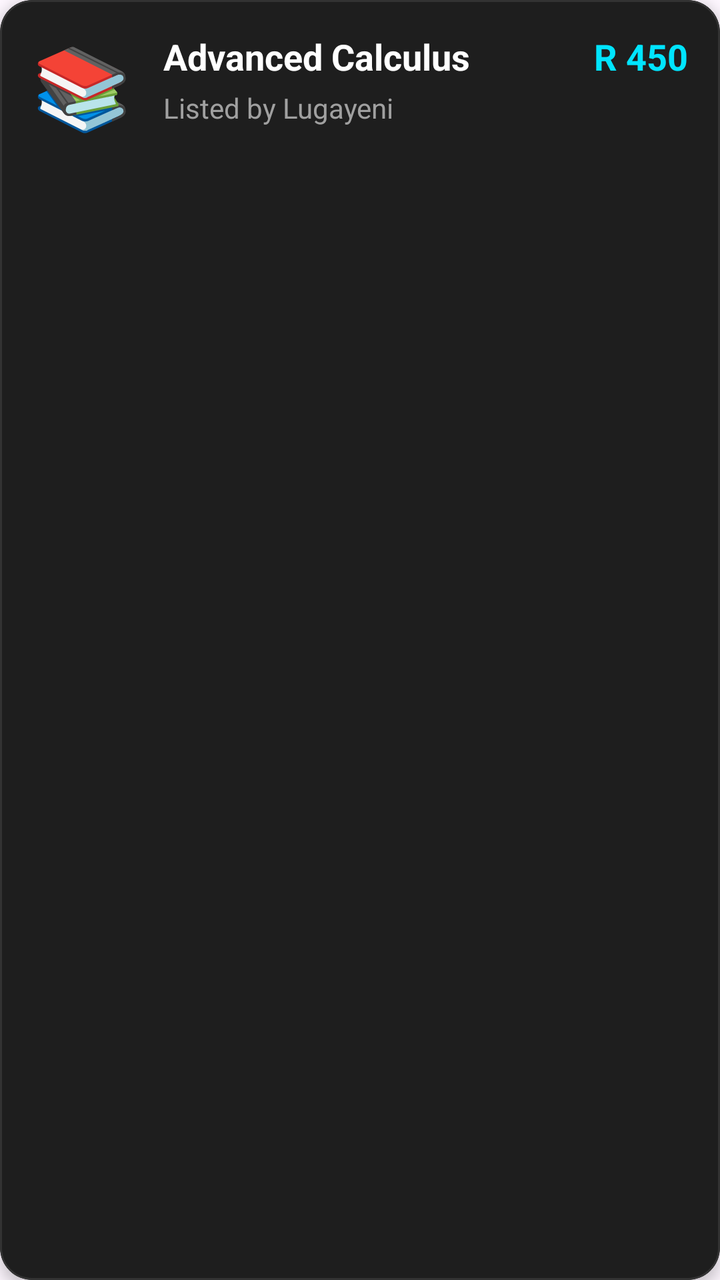
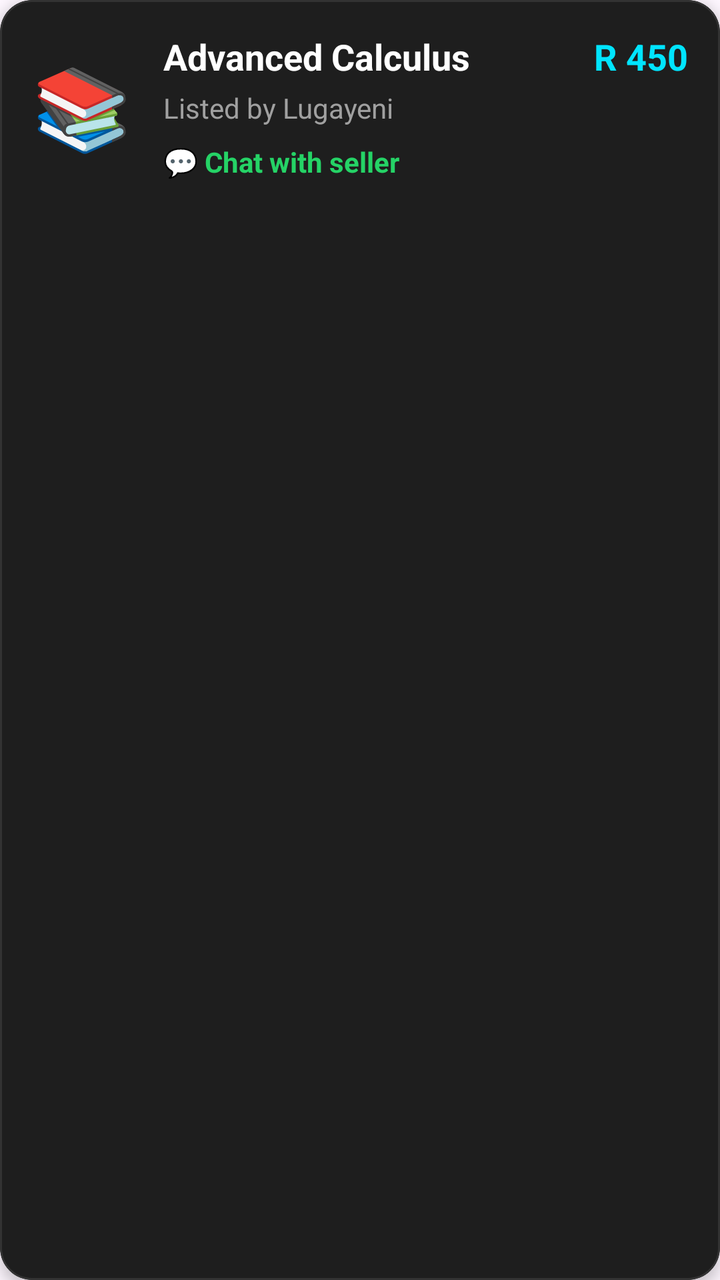

The first picture is an Android layout as it rendered before a commit; the second is the same layout after the commit. The layout source and the unified diff follow.
<!-- AndroidManifest.xml: application theme Theme.TextbookMarketplace -->
<!-- res/layout/item_textbook.xml -->
<?xml version="1.0" encoding="utf-8"?>
<com.google.android.material.card.MaterialCardView
    xmlns:android="http://schemas.android.com/apk/res/android"
    xmlns:app="http://schemas.android.com/apk/res-auto"
    android:layout_width="match_parent"
    android:layout_height="wrap_content"
    android:layout_marginHorizontal="8dp"
    android:layout_marginVertical="6dp"
    app:cardBackgroundColor="@color/surface_dark"
    app:cardCornerRadius="16dp"
    app:cardElevation="4dp"
    app:strokeColor="#333333"
    app:strokeWidth="1dp">

    <RelativeLayout
        android:layout_width="match_parent"
        android:layout_height="wrap_content"
        android:padding="16dp">

        <TextView
            android:id="@+id/tvIcon"
            android:layout_width="wrap_content"
            android:layout_height="wrap_content"
            android:layout_alignParentStart="true"
            android:layout_centerVertical="true"
            android:text="📚"
            android:textSize="40sp"
            android:layout_marginEnd="16dp" />

        <TextView
            android:id="@+id/tvTitle"
            android:layout_width="wrap_content"
            android:layout_height="wrap_content"
            android:layout_toEndOf="@id/tvIcon"
            android:layout_toStartOf="@id/tvPrice"
            android:text="Advanced Calculus"
            android:textColor="@color/text_primary"
            android:textSize="18sp"
            android:textStyle="bold"
            android:maxLines="1"
            android:ellipsize="end"/>

        <TextView
            android:id="@+id/tvSeller"
            android:layout_width="wrap_content"
            android:layout_height="wrap_content"
            android:layout_below="@id/tvTitle"
            android:layout_toEndOf="@id/tvIcon"
            android:text="Listed by Lugayeni"
            android:textColor="@color/text_secondary"
            android:textSize="14sp"
            android:layout_marginTop="4dp"/>

        <TextView
            android:id="@+id/tvPrice"
            android:layout_width="wrap_content"
            android:layout_height="wrap_content"
            android:layout_alignParentEnd="true"
            android:text="R 450"
            android:textColor="@color/accent_cyan"
            android:textSize="18sp"
            android:textStyle="bold" />

    </RelativeLayout>
</com.google.android.material.card.MaterialCardView>
<!-- resources referenced by this layout -->
<resources>
  <color name="accent_cyan">#00E5FF</color>
  <color name="surface_dark">#1E1E1E</color>
  <color name="text_primary">#FFFFFF</color>
  <color name="text_secondary">#A0A0A0</color>
  <style name="Theme.TextbookMarketplace" parent="Base.Theme.TextbookMarketplace" />
  <style name="Base.Theme.TextbookMarketplace" parent="Theme.Material3.DayNight.NoActionBar">
          
          
      </style>
</resources>

<!-- the commit's change to res/layout/item_textbook.xml (unified diff, before → after) -->
@@ -50,6 +50,17 @@
             android:textColor="@color/text_secondary"
             android:textSize="14sp"
             android:layout_marginTop="4dp"/>
+        <TextView
+            android:id="@+id/tvWhatsApp"
+            android:layout_width="wrap_content"
+            android:layout_height="wrap_content"
+            android:layout_below="@id/tvSeller"
+            android:layout_toEndOf="@id/tvIcon"
+            android:layout_marginTop="8dp"
+            android:text="💬 Chat with seller"
+            android:textColor="@color/whatsapp_green"
+            android:textStyle="bold"
+            android:textSize="14sp" />
 
         <TextView
             android:id="@+id/tvPrice"
<!-- resource entries referenced after the edit -->
@@ -4,6 +4,7 @@
   <color name="surface_dark">#1E1E1E</color>
   <color name="text_primary">#FFFFFF</color>
   <color name="text_secondary">#A0A0A0</color>
+  <color name="whatsapp_green">#25D366</color>
   <style name="Theme.TextbookMarketplace" parent="Base.Theme.TextbookMarketplace" />
   <style name="Base.Theme.TextbookMarketplace" parent="Theme.Material3.DayNight.NoActionBar">
           
